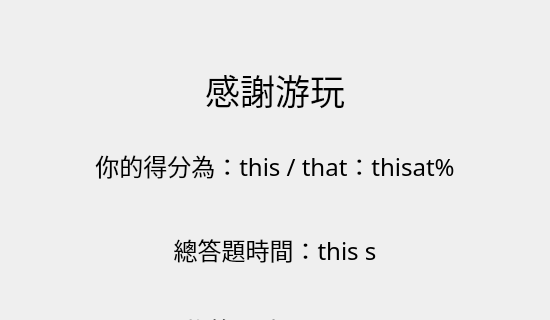
hwc20896/ChineseProj, file src/ui_files/OutroWidget.ui: the form before one commit; both pictures show x 225 to 775 and y 0 to 320 of the 1000 by 700 pixel window.
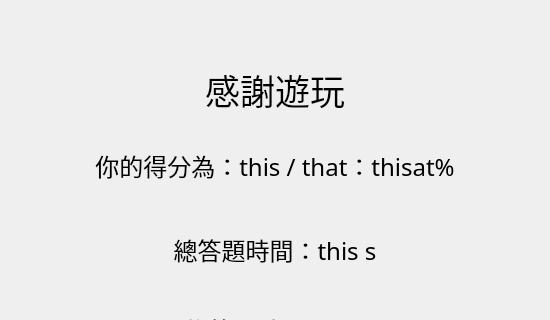
The form after the commit.

Diff of the .ui file:
```diff
--- a/src/ui_files/OutroWidget.ui
+++ b/src/ui_files/OutroWidget.ui
@@ -34,7 +34,7 @@
     </font>
    </property>
    <property name="text">
-    <string>感謝游玩</string>
+    <string>感謝遊玩</string>
    </property>
    <property name="alignment">
     <set>Qt::AlignmentFlag::AlignCenter</set>
```
